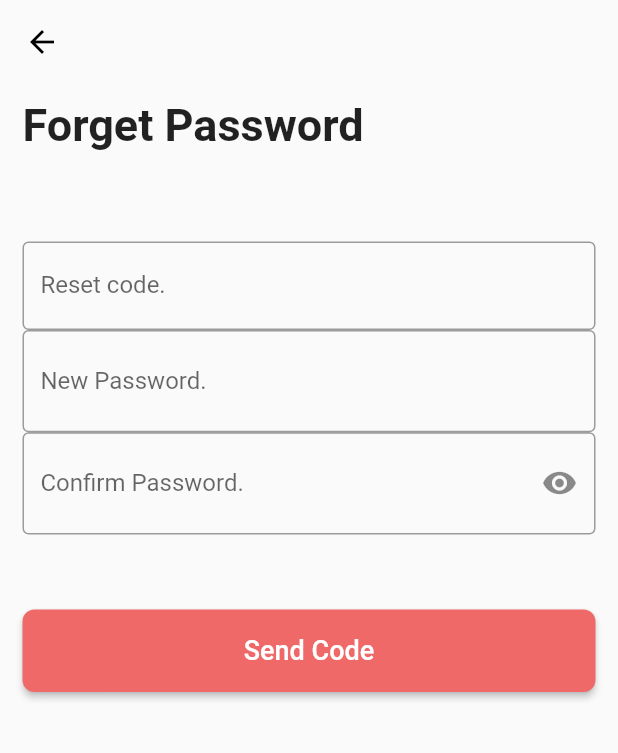
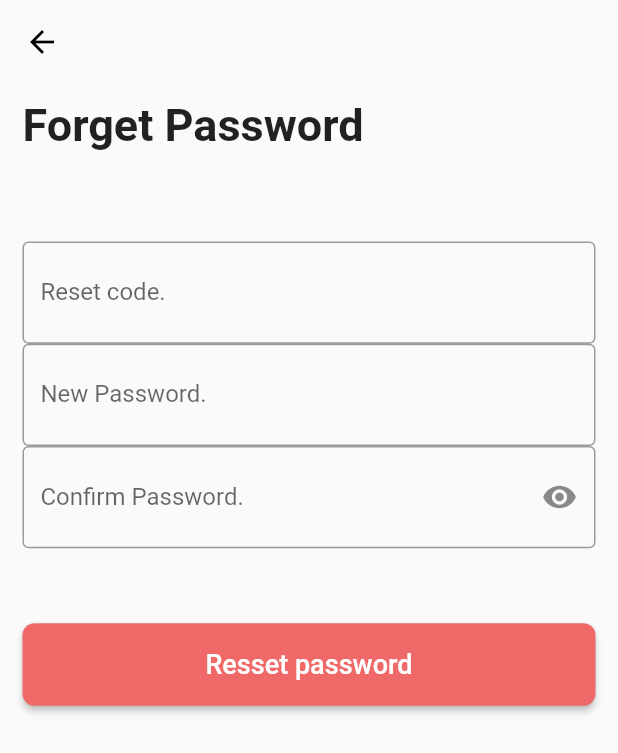
Before and after one commit to mcalisadeghi/e_commerce_shopping_app, a Flutter app: the ForgetScreen screen opened directly, after a tap on "Send Code", on a phone screen of 412 x 824 dp. Shown: the top 753 px of the screen. Run offline on Flutter 3.47's test engine with Material 2 defaults, Android fonts, the phone set to English and light mode, and no system bars; our stand-ins replace flutter_svg, introduction_screen.

Commit message:
chomcge in recovery ppage and forget screen

```diff
--- a/lib/screen/forget_screen.dart
+++ b/lib/screen/forget_screen.dart
@@ -26,16 +26,19 @@ class _ForgetScreenState extends State<ForgetScreen> {
             horizontal: 15,
           ),
           child: Column(
-            crossAxisAlignment: CrossAxisAlignment.start,
+            // crossAxisAlignment: CrossAxisAlignment.start,
             children: [
               SizedBox(
                 height: 10,
               ),
-              Text(
-                'Forget Password',
-                style: TextStyle(
-                  fontSize: 30,
-                  fontWeight: FontWeight.bold,
+              Align(
+                alignment: Alignment.topLeft,
+                child: Text(
+                  'Forget Password',
+                  style: TextStyle(
+                    fontSize: 30,
+                    fontWeight: FontWeight.bold,
+                  ),
                 ),
               ),
               SizedBox(
@@ -112,6 +115,33 @@ class _ForgetScreenState extends State<ForgetScreen> {
                   ),
                 ),
               ),
+              Column(
+                children: [
+                  Text(
+                    'OR',
+                  ),
+                  TextButton(
+                    onPressed: () {
+                      Navigator.push(
+                        context,
+                        MaterialPageRoute(
+                          builder: (context) => const SignUpScreen(),
+                        ),
+                      );
+                    },
+                    child: const Text(
+                      'veryfy usin number',
+                      style: TextStyle(
+                        color: Color(
+                          0xFFEF6969,
+                        ),
+                        fontSize: 16,
+                        fontWeight: FontWeight.w600,
+                      ),
+                    ),
+                  ),
+                ],
+              )
             ],
           ),
         ),
--- a/lib/screen/reccovery_screen.dart
+++ b/lib/screen/reccovery_screen.dart
@@ -42,6 +42,9 @@ class _RecoveryScreenState extends State<RecoveryScreen> {
                 decoration: InputDecoration(
                   border: OutlineInputBorder(),
                   labelText: 'Reset code.',
+                  prefix: Icon(
+                    Icons.numbers,
+                  ),
                 ),
               ),
               TextFormField(
@@ -88,7 +91,7 @@ class _RecoveryScreenState extends State<RecoveryScreen> {
                   ),
                 ),
                 child: const Text(
-                  'Send Code',
+                  'Resset password',
                   style: TextStyle(
                     fontSize: 18,
                   ),
```
